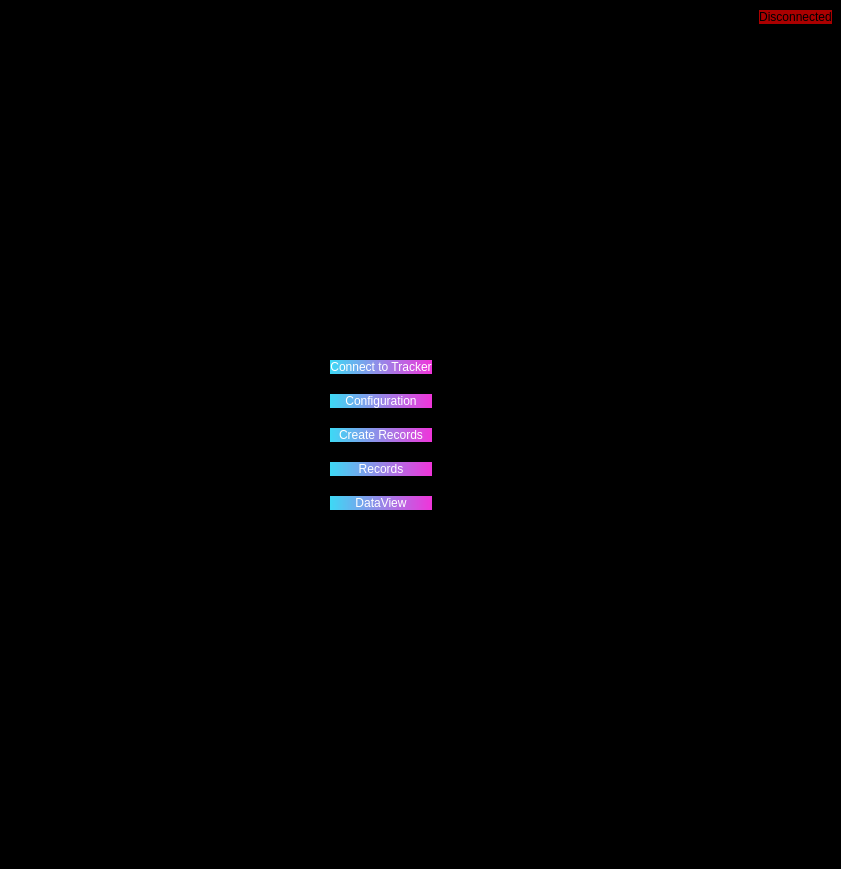
Qt form PyQt/pyqt_ui/bed_mainwindow.ui (zakerl/Capstone_Project) before a commit.
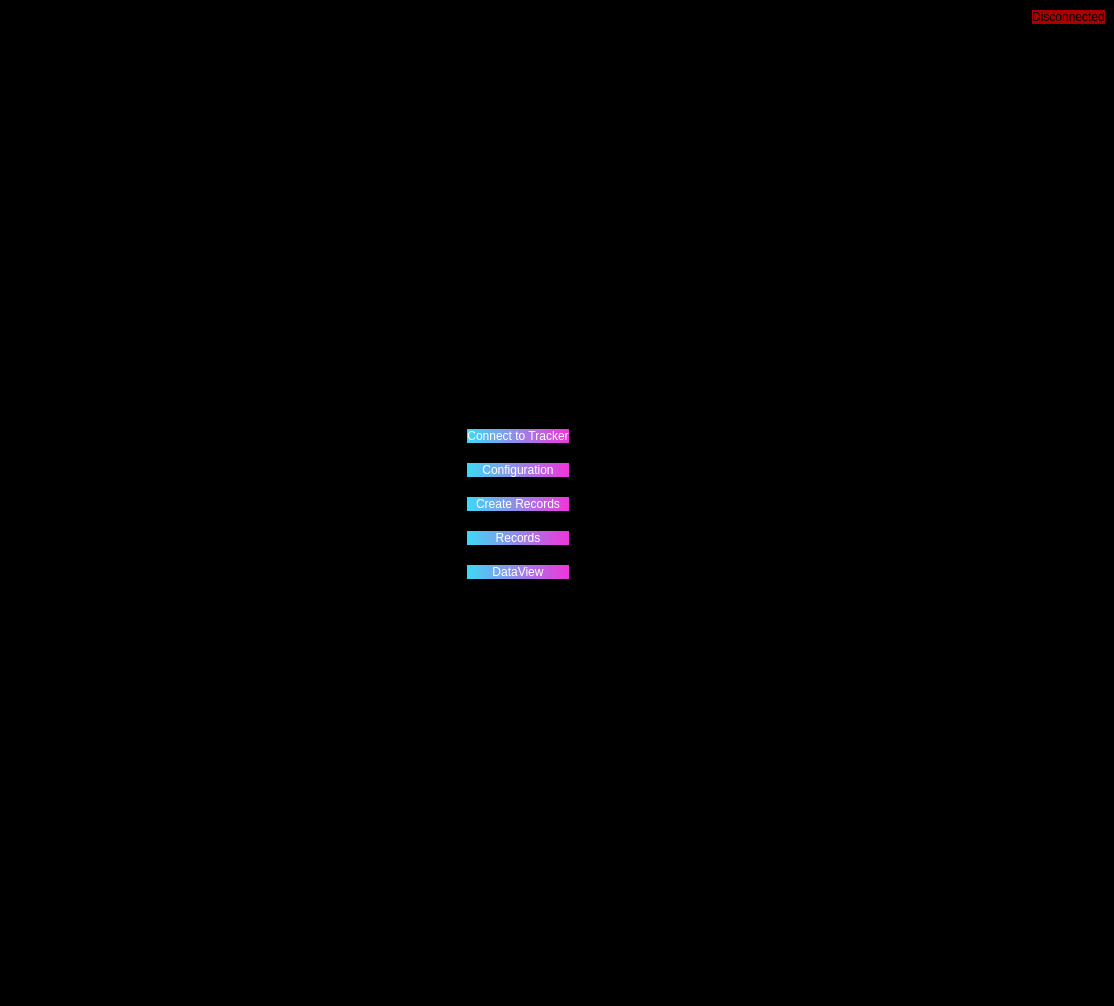
The same form after that commit.

```diff
--- a/PyQt/pyqt_ui/bed_mainwindow.ui
+++ b/PyQt/pyqt_ui/bed_mainwindow.ui
@@ -6,8 +6,8 @@
    <rect>
     <x>0</x>
     <y>0</y>
-    <width>841</width>
-    <height>869</height>
+    <width>1114</width>
+    <height>1006</height>
    </rect>
   </property>
   <property name="windowTitle">
```
Left out of the diff: 14 changed lines with no effect on the pictures.
